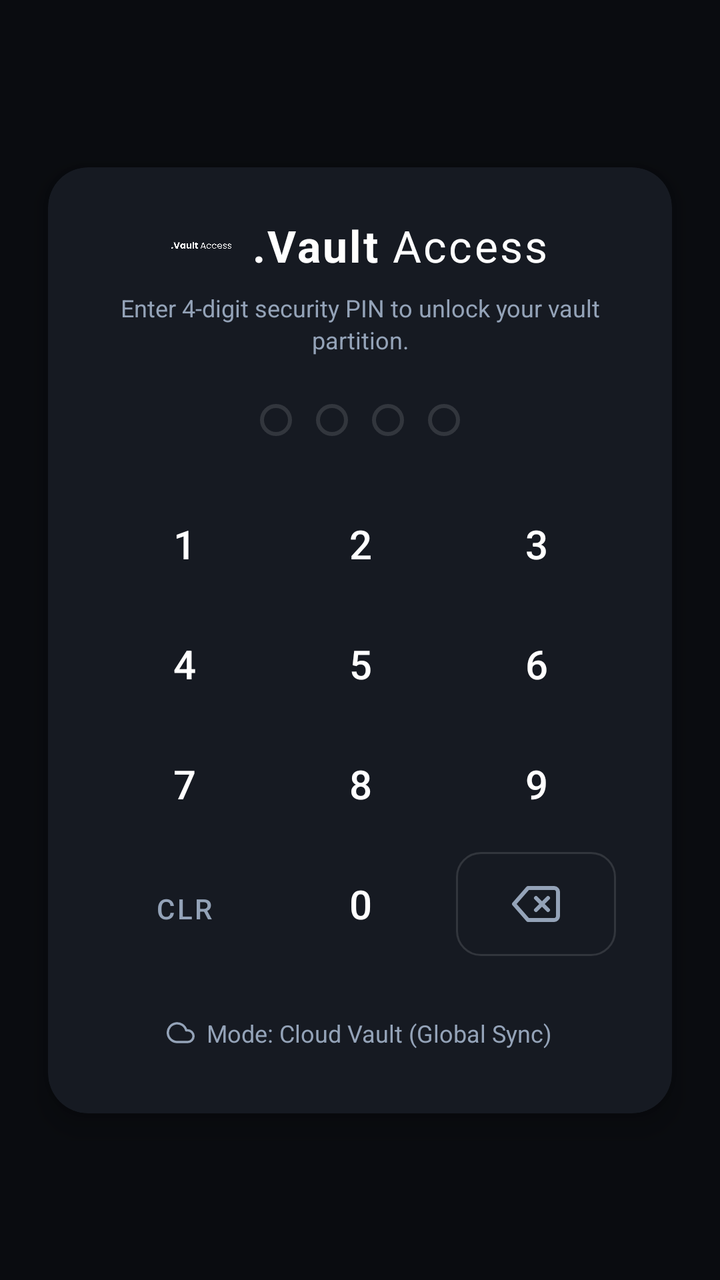
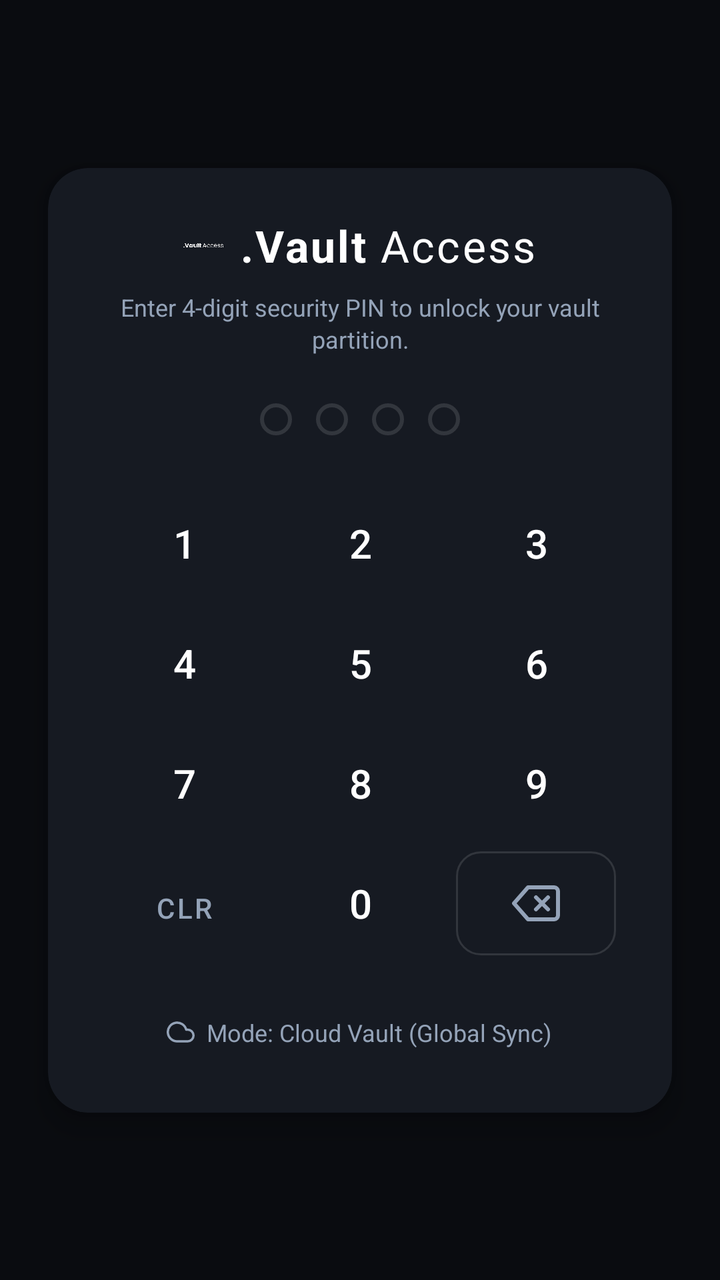

Screens rendered from an Android XML layout before and after an edit, with the pre-edit source and the edit as a unified diff.
<!-- AndroidManifest.xml: activity theme Theme.GhostFileShuttler.Splash -->
<!-- res/layout/activity_auth.xml -->
<?xml version="1.0" encoding="utf-8"?>
<androidx.constraintlayout.widget.ConstraintLayout xmlns:android="http://schemas.android.com/apk/res/android"
    xmlns:app="http://schemas.android.com/apk/res-auto"
    android:layout_width="match_parent"
    android:layout_height="match_parent"
    android:background="@color/ghost_background"
    android:padding="16dp">

    
    <androidx.cardview.widget.CardView
        android:id="@+id/cardAuth"
        android:layout_width="0dp"
        android:layout_height="wrap_content"
        android:layout_marginHorizontal="8dp"
        app:cardBackgroundColor="@color/ghost_surface"
        app:cardCornerRadius="20dp"
        app:cardElevation="8dp"
        app:layout_constraintBottom_toBottomOf="parent"
        app:layout_constraintEnd_toEndOf="parent"
        app:layout_constraintStart_toStartOf="parent"
        app:layout_constraintTop_toTopOf="parent"
        app:layout_constraintWidth_max="360dp">

        <LinearLayout
            android:layout_width="match_parent"
            android:layout_height="wrap_content"
            android:gravity="center_horizontal"
            android:orientation="vertical"
            android:padding="24dp">

            
            <LinearLayout
                android:layout_width="wrap_content"
                android:layout_height="wrap_content"
                android:gravity="center_vertical"
                android:orientation="horizontal">

                <ImageView
                    android:id="@+id/imgAuthLogo"
                    android:layout_width="30dp"
                    android:layout_height="30dp"
                    android:layout_marginEnd="10dp"
                    android:adjustViewBounds="true"
                    android:background="@null"
                    android:contentDescription="@string/brand_title"
                    android:src="@drawable/ic_vault_brand" />

                <TextView
                    android:id="@+id/tvBrandVault"
                    android:layout_width="wrap_content"
                    android:layout_height="wrap_content"
                    android:letterSpacing="0.05"
                    android:text=".Vault"
                    android:textColor="@color/ghost_text_primary"
                    android:textSize="22sp"
                    android:textStyle="bold" />

                <TextView
                    android:id="@+id/tvBrandAccess"
                    android:layout_width="wrap_content"
                    android:layout_height="wrap_content"
                    android:layout_marginStart="6dp"
                    android:letterSpacing="0.05"
                    android:text="Access"
                    android:textColor="@color/ghost_text_primary"
                    android:textSize="22sp"
                    android:textStyle="normal" />
            </LinearLayout>

            <TextView
                android:layout_width="wrap_content"
                android:layout_height="wrap_content"
                android:layout_marginTop="8dp"
                android:gravity="center"
                android:lineSpacingExtra="2dp"
                android:text="@string/auth_subtitle"
                android:textColor="@color/ghost_text_secondary"
                android:textSize="12sp" />

            
            <LinearLayout
                android:id="@+id/layoutPinDots"
                android:layout_width="wrap_content"
                android:layout_height="wrap_content"
                android:layout_marginVertical="24dp"
                android:gravity="center"
                android:orientation="horizontal">

                <View
                    android:id="@+id/dot1"
                    android:layout_width="16dp"
                    android:layout_height="16dp"
                    android:layout_marginHorizontal="6dp"
                    android:background="@drawable/bg_pin_dot_empty" />

                <View
                    android:id="@+id/dot2"
                    android:layout_width="16dp"
                    android:layout_height="16dp"
                    android:layout_marginHorizontal="6dp"
                    android:background="@drawable/bg_pin_dot_empty" />

                <View
                    android:id="@+id/dot3"
                    android:layout_width="16dp"
                    android:layout_height="16dp"
                    android:layout_marginHorizontal="6dp"
                    android:background="@drawable/bg_pin_dot_empty" />

                <View
                    android:id="@+id/dot4"
                    android:layout_width="16dp"
                    android:layout_height="16dp"
                    android:layout_marginHorizontal="6dp"
                    android:background="@drawable/bg_pin_dot_empty" />
            </LinearLayout>

            
            <GridLayout
                android:id="@+id/gridKeypad"
                android:layout_width="match_parent"
                android:layout_height="wrap_content"
                android:columnCount="3"
                android:rowCount="4">

                
                <Button
                    android:id="@+id/btn1"
                    style="@style/Widget.MaterialComponents.Button.TextButton"
                    android:layout_width="0dp"
                    android:layout_height="52dp"
                    android:layout_columnWeight="1"
                    android:layout_margin="4dp"
                    android:background="@drawable/bg_keypad_button"
                    android:text="1"
                    android:textColor="@color/ghost_text_primary"
                    android:textSize="20sp" />

                
                <Button
                    android:id="@+id/btn2"
                    style="@style/Widget.MaterialComponents.Button.TextButton"
                    android:layout_width="0dp"
                    android:layout_height="52dp"
                    android:layout_columnWeight="1"
                    android:layout_margin="4dp"
                    android:background="@drawable/bg_keypad_button"
                    android:text="2"
                    android:textColor="@color/ghost_text_primary"
                    android:textSize="20sp" />

                
                <Button
                    android:id="@+id/btn3"
                    style="@style/Widget.MaterialComponents.Button.TextButton"
                    android:layout_width="0dp"
                    android:layout_height="52dp"
                    android:layout_columnWeight="1"
                    android:layout_margin="4dp"
                    android:background="@drawable/bg_keypad_button"
                    android:text="3"
                    android:textColor="@color/ghost_text_primary"
                    android:textSize="20sp" />

                
                <Button
                    android:id="@+id/btn4"
                    style="@style/Widget.MaterialComponents.Button.TextButton"
                    android:layout_width="0dp"
                    android:layout_height="52dp"
                    android:layout_columnWeight="1"
                    android:layout_margin="4dp"
                    android:background="@drawable/bg_keypad_button"
                    android:text="4"
                    android:textColor="@color/ghost_text_primary"
                    android:textSize="20sp" />

                
                <Button
                    android:id="@+id/btn5"
                    style="@style/Widget.MaterialComponents.Button.TextButton"
                    android:layout_width="0dp"
                    android:layout_height="52dp"
                    android:layout_columnWeight="1"
                    android:layout_margin="4dp"
                    android:background="@drawable/bg_keypad_button"
                    android:text="5"
                    android:textColor="@color/ghost_text_primary"
                    android:textSize="20sp" />

                
                <Button
                    android:id="@+id/btn6"
                    style="@style/Widget.MaterialComponents.Button.TextButton"
                    android:layout_width="0dp"
                    android:layout_height="52dp"
                    android:layout_columnWeight="1"
                    android:layout_margin="4dp"
                    android:background="@drawable/bg_keypad_button"
                    android:text="6"
                    android:textColor="@color/ghost_text_primary"
                    android:textSize="20sp" />

                
                <Button
                    android:id="@+id/btn7"
                    style="@style/Widget.MaterialComponents.Button.TextButton"
                    android:layout_width="0dp"
                    android:layout_height="52dp"
                    android:layout_columnWeight="1"
                    android:layout_margin="4dp"
                    android:background="@drawable/bg_keypad_button"
                    android:text="7"
                    android:textColor="@color/ghost_text_primary"
                    android:textSize="20sp" />

                
                <Button
                    android:id="@+id/btn8"
                    style="@style/Widget.MaterialComponents.Button.TextButton"
                    android:layout_width="0dp"
                    android:layout_height="52dp"
                    android:layout_columnWeight="1"
                    android:layout_margin="4dp"
                    android:background="@drawable/bg_keypad_button"
                    android:text="8"
                    android:textColor="@color/ghost_text_primary"
                    android:textSize="20sp" />

                
                <Button
                    android:id="@+id/btn9"
                    style="@style/Widget.MaterialComponents.Button.TextButton"
                    android:layout_width="0dp"
                    android:layout_height="52dp"
                    android:layout_columnWeight="1"
                    android:layout_margin="4dp"
                    android:background="@drawable/bg_keypad_button"
                    android:text="9"
                    android:textColor="@color/ghost_text_primary"
                    android:textSize="20sp" />

                
                <Button
                    android:id="@+id/btnClr"
                    style="@style/Widget.MaterialComponents.Button.TextButton"
                    android:layout_width="0dp"
                    android:layout_height="52dp"
                    android:layout_columnWeight="1"
                    android:layout_margin="4dp"
                    android:background="@drawable/bg_keypad_button"
                    android:text="CLR"
                    android:textColor="@color/ghost_text_secondary"
                    android:textSize="14sp" />

                
                <Button
                    android:id="@+id/btn0"
                    style="@style/Widget.MaterialComponents.Button.TextButton"
                    android:layout_width="0dp"
                    android:layout_height="52dp"
                    android:layout_columnWeight="1"
                    android:layout_margin="4dp"
                    android:background="@drawable/bg_keypad_button"
                    android:text="0"
                    android:textColor="@color/ghost_text_primary"
                    android:textSize="20sp" />

                
                <ImageButton
                    android:id="@+id/btnDel"
                    android:layout_width="0dp"
                    android:layout_height="52dp"
                    android:layout_columnWeight="1"
                    android:layout_margin="4dp"
                    android:background="@drawable/bg_keypad_button"
                    android:contentDescription="Delete"
                    android:src="@drawable/ic_backspace"
                    app:tint="@color/ghost_text_secondary" />
            </GridLayout>

            
            <ProgressBar
                android:id="@+id/progressAuth"
                android:layout_width="24dp"
                android:layout_height="24dp"
                android:layout_marginTop="16dp"
                android:indeterminateTint="@color/ghost_text_primary"
                android:visibility="gone" />

            
            <LinearLayout
                android:id="@+id/btnServerConfig"
                android:layout_width="wrap_content"
                android:layout_height="wrap_content"
                android:layout_marginTop="16dp"
                android:gravity="center_vertical"
                android:orientation="horizontal"
                android:padding="8dp">

                <ImageView
                    android:id="@+id/imgServerModeIcon"
                    android:layout_width="14dp"
                    android:layout_height="14dp"
                    android:contentDescription="Mode"
                    android:src="@drawable/ic_cloud"
                    app:tint="@color/ghost_text_secondary" />

                <TextView
                    android:id="@+id/tvServerTarget"
                    android:layout_width="wrap_content"
                    android:layout_height="wrap_content"
                    android:layout_marginStart="6dp"
                    android:text="Mode: Cloud Vault (Global Sync)"
                    android:textColor="@color/ghost_text_secondary"
                    android:textSize="12sp" />
            </LinearLayout>

        </LinearLayout>
    </androidx.cardview.widget.CardView>

</androidx.constraintlayout.widget.ConstraintLayout>
<!-- resources referenced by this layout -->
<resources>
  <color name="ghost_background">#0A0C10</color>
  <color name="ghost_surface">#161A22</color>
  <color name="ghost_text_primary">#FFFFFF</color>
  <color name="ghost_text_secondary">#94A3B8</color>
  <!-- drawable bg_keypad_button (drawable) -->
  <?xml version="1.0" encoding="utf-8"?>
  <ripple xmlns:android="http://schemas.android.com/apk/res/android"
      android:color="@color/ghost_surface_hover">
      <item>
          <shape android:shape="rectangle">
              <solid android:color="@color/ghost_surface" />
              <corners android:radius="12dp" />
              <stroke android:width="1dp" android:color="@color/ghost_border" />
          </shape>
      </item>
  </ripple>
  <!-- drawable bg_pin_dot_empty (drawable) -->
  <?xml version="1.0" encoding="utf-8"?>
  <shape xmlns:android="http://schemas.android.com/apk/res/android"
      android:shape="oval">
      <size android:width="16dp" android:height="16dp" />
      <solid android:color="@android:color/transparent" />
      <stroke android:width="2dp" android:color="@color/ghost_border" />
  </shape>
  <!-- drawable ic_backspace (drawable) -->
  <vector xmlns:android="http://schemas.android.com/apk/res/android"
      android:width="24dp"
      android:height="24dp"
      android:viewportWidth="24"
      android:viewportHeight="24">
    <path
        android:pathData="M21,4H8l-7,8 7,8h13a2,2 0,0 0,2 -2V6a2,2 0,0 0,-2 -2zM18,9l-6,6M12,9l6,6"
        android:strokeWidth="2"
        android:strokeColor="#FFFFFFFF"
        android:strokeLineCap="round"
        android:strokeLineJoin="round"/>
  </vector>
  <!-- drawable ic_cloud (drawable) -->
  <vector xmlns:android="http://schemas.android.com/apk/res/android"
      android:width="24dp"
      android:height="24dp"
      android:viewportWidth="24"
      android:viewportHeight="24">
      <path
          android:fillColor="@android:color/transparent"
          android:strokeColor="#FFFFFF"
          android:strokeWidth="2"
          android:strokeLineCap="round"
          android:strokeLineJoin="round"
          android:pathData="M18,10h-1.26A8,8 0 1,0 9,20h9a5,5 0 0,0 0,-10z" />
  </vector>
  <string name="auth_subtitle">Enter 4-digit security PIN to unlock your vault partition.</string>
  <string name="brand_title">.Vault Access</string>
  <style name="Theme.GhostFileShuttler.Splash" parent="Theme.GhostFileShuttler">
          <item name="android:windowBackground">@drawable/bg_splash_screen</item>
      </style>
  <color name="ghost_surface_hover">#1E2430</color>
  <color name="ghost_border">#1FFFFFFF</color>
  <style name="Theme.GhostFileShuttler" parent="Theme.Material3.Dark.NoActionBar">
          
          <item name="android:windowBackground">@color/ghost_background</item>
          <item name="colorSurface">@color/ghost_surface</item>
          <item name="android:colorBackground">@color/ghost_background</item>
  
          
          <item name="colorPrimary">@color/ghost_accent</item>
          <item name="colorOnPrimary">@color/ghost_background</item>
          <item name="colorSecondary">@color/ghost_accent</item>
          <item name="colorOnSecondary">@color/ghost_background</item>
  
          
          <item name="android:textColorPrimary">@color/ghost_text_primary</item>
          <item name="android:textColorSecondary">@color/ghost_text_secondary</item>
  
          
          <item name="android:statusBarColor">@color/ghost_background</item>
          <item name="android:navigationBarColor">@color/ghost_background</item>
          <item name="android:windowLightStatusBar">false</item>
      </style>
  <!-- drawable bg_splash_screen (drawable) -->
  <?xml version="1.0" encoding="utf-8"?>
  <layer-list xmlns:android="http://schemas.android.com/apk/res/android">
      <item android:drawable="@color/ghost_background" />
      <item
          android:width="182dp"
          android:height="22dp"
          android:gravity="center">
          <bitmap
              android:gravity="center"
              android:src="@drawable/ic_vault_brand" />
      </item>
  </layer-list>
  <color name="ghost_accent">#00F0FF</color>
</resources>

<!-- the commit's change to res/layout/activity_auth.xml (unified diff, before → after) -->
@@ -37,9 +37,9 @@
 
                 <ImageView
                     android:id="@+id/imgAuthLogo"
-                    android:layout_width="30dp"
-                    android:layout_height="30dp"
-                    android:layout_marginEnd="10dp"
+                    android:layout_width="20dp"
+                    android:layout_height="20dp"
+                    android:layout_marginEnd="8dp"
                     android:adjustViewBounds="true"
                     android:background="@null"
                     android:contentDescription="@string/brand_title"
<!-- resource entries referenced after the edit -->
@@ -84,8 +84,8 @@
   <layer-list xmlns:android="http://schemas.android.com/apk/res/android">
       <item android:drawable="@color/ghost_background" />
       <item
-          android:width="182dp"
-          android:height="22dp"
+          android:width="118dp"
+          android:height="14dp"
           android:gravity="center">
           <bitmap
               android:gravity="center"
